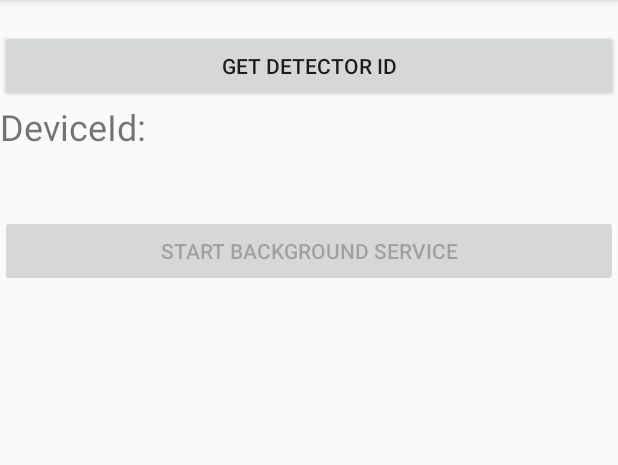
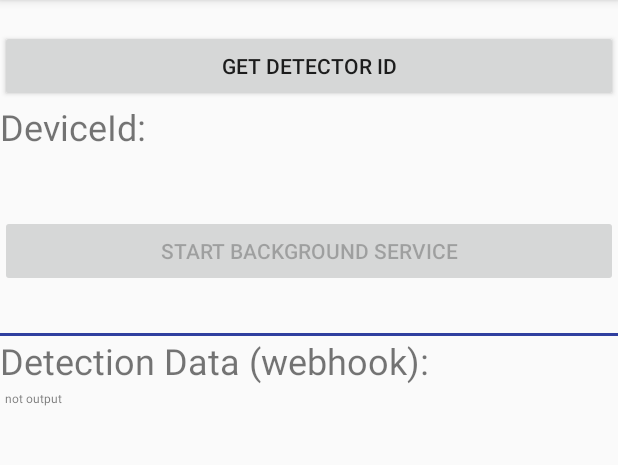
Before and after one commit to matrix-io/android-tracker-control-sample, an Android app: the screen it shows after launch (MainActivity), on a phone screen of 412 x 824 dp, the part 84-549 px from its top. Run offline under Robolectric (Android 15) with nearby library versions, the phone set to English and light mode, and no system bars.

Commit message:
added webhook data presentation on main activity

```diff
--- a/app/src/main/java/com/admobilize/tracker/sample/MainActivity.java
+++ b/app/src/main/java/com/admobilize/tracker/sample/MainActivity.java
@@ -30,6 +30,7 @@ public class MainActivity extends AppCompatActivity {
     private String detectorId;
     private TextView tvDeviceId;
     private TextView tvStatus;
+    private TextView tvWebhookData;
     private Button btnGetDeviceId;
     private Button btnStartStopService;
     private boolean toggle=true;
@@ -43,6 +44,7 @@ public class MainActivity extends AppCompatActivity {
         btnStartStopService = findViewById(R.id.btn_start_stop);
         tvDeviceId          = findViewById(R.id.tv_deviceId);
         tvStatus            = findViewById(R.id.tv_status);
+        tvWebhookData       = findViewById(R.id.tv_webhook_data);
 
         btnGetDeviceId.setOnClickListener(new View.OnClickListener() {
             @Override
@@ -109,7 +111,9 @@ public class MainActivity extends AppCompatActivity {
                 if (extras != null) {
                     String webhookdata = extras.getString("webhook");
                     if(webhookdata!=null){
-                        Log.d(TAG,"webhook: "+webhookdata);
+                        Log.d(TAG,"display webhook..");
+                        int length = webhookdata.length();
+                        tvWebhookData.setText(StringUtils.formatString(webhookdata, 0, length));
                     }
                 }
             }
--- a/app/src/main/res/layout/activity_main.xml
+++ b/app/src/main/res/layout/activity_main.xml
@@ -50,4 +50,40 @@
         android:textSize="19sp" />
 
 
+    <RelativeLayout
+        android:id="@+id/ll_seperator"
+        android:layout_width="match_parent"
+        android:layout_height="2dp"
+        android:layout_below="@id/tv_status"
+        android:layout_marginTop="3dp"
+        android:background="@color/colorPrimaryDark">
+
+    </RelativeLayout>
+
+
+    <TextView
+        android:id="@+id/tv_webhook_hint"
+        android:layout_width="wrap_content"
+        android:layout_height="wrap_content"
+        android:layout_below="@id/ll_seperator"
+        android:text="Detection Data (webhook):"
+        android:textSize="24sp" />
+
+    <ScrollView
+        android:id="@+id/sv_webhook_data"
+        android:layout_width="match_parent"
+        android:layout_height="wrap_content"
+        android:layout_alignParentBottom="true"
+        android:layout_below="@id/tv_webhook_hint"
+        android:layout_margin="3dp">
+
+        <TextView
+            android:id="@+id/tv_webhook_data"
+            android:layout_width="match_parent"
+            android:layout_height="wrap_content"
+            android:text="not output"
+            android:textSize="8sp" />
+
+    </ScrollView>
+
 </RelativeLayout>
```
Also changed, not shown: 1 other file.
